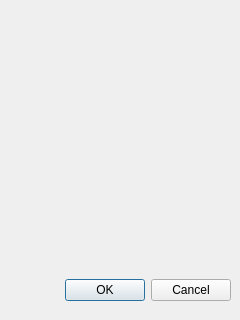
Above: apptconflitingdialog.ui from pliniofpa/Profiles_Project before the change. Below: the same form after it.
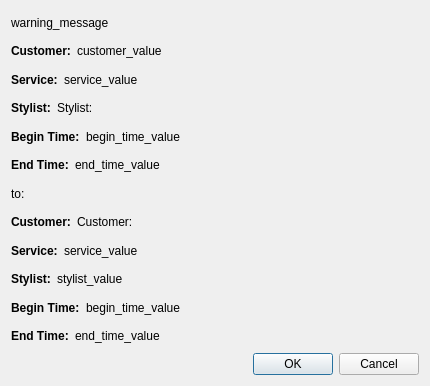
That is the form after the change.

```diff
--- a/apptconflitingdialog.ui
+++ b/apptconflitingdialog.ui
@@ -5,29 +5,415 @@
    <rect>
     <x>0</x>
     <y>0</y>
-    <width>240</width>
-    <height>320</height>
+    <width>430</width>
+    <height>386</height>
    </rect>
   </property>
+  <property name="maximumSize">
+   <size>
+    <width>430</width>
+    <height>500</height>
+   </size>
+  </property>
   <property name="windowTitle">
    <string>Dialog</string>
   </property>
-  <widget class="QDialogButtonBox" name="buttonBox">
-   <property name="geometry">
-    <rect>
-     <x>10</x>
-     <y>270</y>
-     <width>221</width>
-     <height>41</height>
-    </rect>
-   </property>
-   <property name="orientation">
-    <enum>Qt::Horizontal</enum>
-   </property>
-   <property name="standardButtons">
-    <set>QDialogButtonBox::Cancel|QDialogButtonBox::Ok</set>
-   </property>
-  </widget>
+  <layout class="QVBoxLayout" name="verticalLayout">
+   <item>
+    <widget class="QLabel" name="warning_message_label">
+     <property name="text">
+      <string>warning_message</string>
+     </property>
+    </widget>
+   </item>
+   <item>
+    <layout class="QHBoxLayout" name="horizontalLayout">
+     <item>
+      <widget class="QLabel" name="label_2">
+       <property name="font">
+        <font>
+         <weight>75</weight>
+         <bold>true</bold>
+        </font>
+       </property>
+       <property name="text">
+        <string>Customer:</string>
+       </property>
+      </widget>
+     </item>
+     <item>
+      <widget class="QLabel" name="customer_origin_value_label">
+       <property name="text">
+        <string>customer_value</string>
+       </property>
+      </widget>
+     </item>
+     <item>
+      <spacer name="horizontalSpacer">
+       <property name="orientation">
+        <enum>Qt::Horizontal</enum>
+       </property>
+       <property name="sizeHint" stdset="0">
+        <size>
+         <width>40</width>
+         <height>20</height>
+        </size>
+       </property>
+      </spacer>
+     </item>
+    </layout>
+   </item>
+   <item>
+    <layout class="QHBoxLayout" name="horizontalLayout_2">
+     <item>
+      <widget class="QLabel" name="label_3">
+       <property name="font">
+        <font>
+         <weight>75</weight>
+         <bold>true</bold>
+        </font>
+       </property>
+       <property name="text">
+        <string>Service:</string>
+       </property>
+      </widget>
+     </item>
+     <item>
+      <widget class="QLabel" name="service_origin_value_label">
+       <property name="text">
+        <string>service_value</string>
+       </property>
+      </widget>
+     </item>
+     <item>
+      <spacer name="horizontalSpacer_2">
+       <property name="orientation">
+        <enum>Qt::Horizontal</enum>
+       </property>
+       <property name="sizeHint" stdset="0">
+        <size>
+         <width>40</width>
+         <height>20</height>
+        </size>
+       </property>
+      </spacer>
+     </item>
+    </layout>
+   </item>
+   <item>
+    <layout class="QHBoxLayout" name="horizontalLayout_3">
+     <item>
+      <widget class="QLabel" name="label_4">
+       <property name="font">
+        <font>
+         <weight>75</weight>
+         <bold>true</bold>
+        </font>
+       </property>
+       <property name="text">
+        <string>Stylist:</string>
+       </property>
+      </widget>
+     </item>
+     <item>
+      <widget class="QLabel" name="stylist_origin_value_label">
+       <property name="text">
+        <string>Stylist:</string>
+       </property>
+      </widget>
+     </item>
+     <item>
+      <spacer name="horizontalSpacer_3">
+       <property name="orientation">
+        <enum>Qt::Horizontal</enum>
+       </property>
+       <property name="sizeHint" stdset="0">
+        <size>
+         <width>40</width>
+         <height>20</height>
+        </size>
+       </property>
+      </spacer>
+     </item>
+    </layout>
+   </item>
+   <item>
+    <layout class="QHBoxLayout" name="horizontalLayout_4">
+     <item>
+      <widget class="QLabel" name="label_5">
+       <property name="font">
+        <font>
+         <weight>75</weight>
+         <bold>true</bold>
+        </font>
+       </property>
+       <property name="text">
+        <string>Begin Time:</string>
+       </property>
+      </widget>
+     </item>
+     <item>
+      <widget class="QLabel" name="begin_time_origin_label">
+       <property name="text">
+        <string>begin_time_value</string>
+       </property>
+      </widget>
+     </item>
+     <item>
+      <spacer name="horizontalSpacer_4">
+       <property name="orientation">
+        <enum>Qt::Horizontal</enum>
+       </property>
+       <property name="sizeHint" stdset="0">
+        <size>
+         <width>40</width>
+         <height>20</height>
+        </size>
+       </property>
+      </spacer>
+     </item>
+    </layout>
+   </item>
+   <item>
+    <layout class="QHBoxLayout" name="horizontalLayout_5">
+     <item>
+      <widget class="QLabel" name="label_6">
+       <property name="font">
+        <font>
+         <weight>75</weight>
+         <bold>true</bold>
+        </font>
+       </property>
+       <property name="text">
+        <string>End Time:</string>
+       </property>
+      </widget>
+     </item>
+     <item>
+      <widget class="QLabel" name="end_time_origin_value_label">
+       <property name="text">
+        <string>end_time_value</string>
+       </property>
+      </widget>
+     </item>
+     <item>
+      <spacer name="horizontalSpacer_5">
+       <property name="orientation">
+        <enum>Qt::Horizontal</enum>
+       </property>
+       <property name="sizeHint" stdset="0">
+        <size>
+         <width>40</width>
+         <height>20</height>
+        </size>
+       </property>
+      </spacer>
+     </item>
+    </layout>
+   </item>
+   <item>
+    <widget class="QLabel" name="label">
+     <property name="text">
+      <string>to:</string>
+     </property>
+    </widget>
+   </item>
+   <item>
+    <layout class="QHBoxLayout" name="horizontalLayout_6">
+     <item>
+      <widget class="QLabel" name="label_7">
+       <property name="font">
+        <font>
+         <weight>75</weight>
+         <bold>true</bold>
+        </font>
+       </property>
+       <property name="text">
+        <string>Customer:</string>
+       </property>
+      </widget>
+     </item>
+     <item>
+      <widget class="QLabel" name="customer_dest_value_label">
+       <property name="text">
+        <string>Customer:</string>
+       </property>
+      </widget>
+     </item>
+     <item>
+      <spacer name="horizontalSpacer_6">
+       <property name="orientation">
+        <enum>Qt::Horizontal</enum>
+       </property>
+       <property name="sizeHint" stdset="0">
+        <size>
+         <width>40</width>
+         <height>20</height>
+        </size>
+       </property>
+      </spacer>
+     </item>
+    </layout>
+   </item>
+   <item>
+    <layout class="QHBoxLayout" name="horizontalLayout_7">
+     <item>
+      <widget class="QLabel" name="label_8">
+       <property name="font">
+        <font>
+         <weight>75</weight>
+         <bold>true</bold>
+        </font>
+       </property>
+       <property name="text">
+        <string>Service:</string>
+       </property>
+      </widget>
+     </item>
+     <item>
+      <widget class="QLabel" name="service_dest_value_label">
+       <property name="text">
+        <string>service_value</string>
+       </property>
+      </widget>
+     </item>
+     <item>
+      <spacer name="horizontalSpacer_8">
+       <property name="orientation">
+        <enum>Qt::Horizontal</enum>
+       </property>
+       <property name="sizeHint" stdset="0">
+        <size>
+         <width>40</width>
+         <height>20</height>
+        </size>
+       </property>
+      </spacer>
+     </item>
+    </layout>
+   </item>
+   <item>
+    <layout class="QHBoxLayout" name="horizontalLayout_8">
+     <item>
+      <widget class="QLabel" name="label_9">
+       <property name="font">
+        <font>
+         <weight>75</weight>
+         <bold>true</bold>
+        </font>
+       </property>
+       <property name="text">
+        <string>Stylist:</string>
+       </property>
+      </widget>
+     </item>
+     <item>
+      <widget class="QLabel" name="stylist_dest_value_label">
+       <property name="text">
+        <string>stylist_value</string>
+       </property>
+      </widget>
+     </item>
+     <item>
+      <spacer name="horizontalSpacer_7">
+       <property name="orientation">
+        <enum>Qt::Horizontal</enum>
+       </property>
+       <property name="sizeHint" stdset="0">
+        <size>
+         <width>40</width>
+         <height>20</height>
+        </size>
+       </property>
+      </spacer>
+     </item>
+    </layout>
+   </item>
+   <item>
+    <layout class="QHBoxLayout" name="horizontalLayout_9">
+     <item>
+      <widget class="QLabel" name="label_10">
+       <property name="font">
+        <font>
+         <weight>75</weight>
+         <bold>true</bold>
+        </font>
+       </property>
+       <property name="text">
+        <string>Begin Time:</string>
+       </property>
+      </widget>
+     </item>
+     <item>
+      <widget class="QLabel" name="begin_time_dest_value_label">
+       <property name="text">
+        <string>begin_time_value</string>
+       </property>
+      </widget>
+     </item>
+     <item>
+      <spacer name="horizontalSpacer_9">
+       <property name="orientation">
+        <enum>Qt::Horizontal</enum>
+       </property>
+       <property name="sizeHint" stdset="0">
+        <size>
+         <width>40</width>
+         <height>20</height>
+        </size>
+       </property>
+      </spacer>
+     </item>
+    </layout>
+   </item>
+   <item>
+    <layout class="QHBoxLayout" name="horizontalLayout_10">
+     <item>
+      <widget class="QLabel" name="label_11">
+       <property name="font">
+        <font>
+         <weight>75</weight>
+         <bold>true</bold>
+        </font>
+       </property>
+       <property name="text">
+        <string>End Time:</string>
+       </property>
+      </widget>
+     </item>
+     <item>
+      <widget class="QLabel" name="end_time_dest_value_label">
+       <property name="text">
+        <string>end_time_value</string>
+       </property>
+      </widget>
+     </item>
+     <item>
+      <spacer name="horizontalSpacer_10">
+       <property name="orientation">
+        <enum>Qt::Horizontal</enum>
+       </property>
+       <property name="sizeHint" stdset="0">
+        <size>
+         <width>40</width>
+         <height>20</height>
+        </size>
+       </property>
+      </spacer>
+     </item>
+    </layout>
+   </item>
+   <item>
+    <widget class="QDialogButtonBox" name="buttonBox">
+     <property name="orientation">
+      <enum>Qt::Horizontal</enum>
+     </property>
+     <property name="standardButtons">
+      <set>QDialogButtonBox::Cancel|QDialogButtonBox::Ok</set>
+     </property>
+    </widget>
+   </item>
+  </layout>
  </widget>
  <resources/>
  <connections>
```
Left out of the diff: 3 changed lines with no effect on the pictures.
